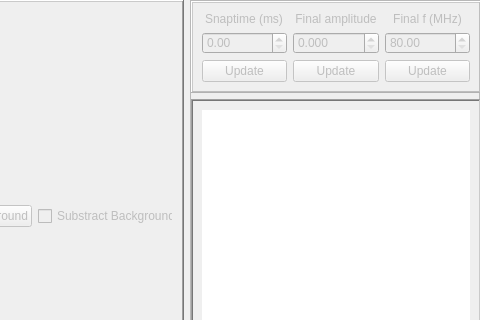
The window that widgets/pgc/gui.ui (JeremyQO/GUI-Experiment) describes before a commit, drawn with Qt 5; both pictures show x 828 to 1308 and y 0 to 320 of the 1308 by 753 pixel window.
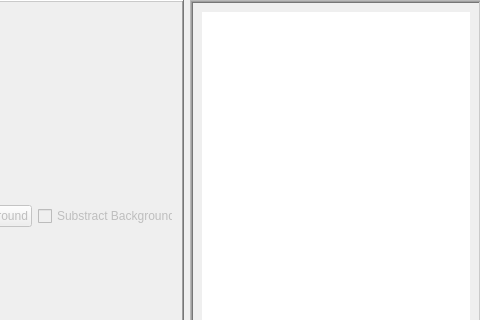
The same window after the commit.

```diff
--- a/widgets/pgc/gui.ui
+++ b/widgets/pgc/gui.ui
@@ -248,142 +248,6 @@
       <property name="bottomMargin">
        <number>0</number>
       </property>
-      <item>
-       <widget class="QFrame" name="frame_5">
-        <property name="enabled">
-         <bool>false</bool>
-        </property>
-        <property name="minimumSize">
-         <size>
-          <width>290</width>
-          <height>92</height>
-         </size>
-        </property>
-        <property name="maximumSize">
-         <size>
-          <width>290</width>
-          <height>92</height>
-         </size>
-        </property>
-        <property name="accessibleName">
-         <string/>
-        </property>
-        <property name="frameShape">
-         <enum>QFrame::WinPanel</enum>
-        </property>
-        <property name="frameShadow">
-         <enum>QFrame::Raised</enum>
-        </property>
-        <layout class="QGridLayout" name="gridLayout_4">
-         <property name="rightMargin">
-          <number>9</number>
-         </property>
-         <item row="0" column="0">
-          <layout class="QGridLayout" name="gridLayout_6">
-           <property name="sizeConstraint">
-            <enum>QLayout::SetDefaultConstraint</enum>
-           </property>
-           <item row="1" column="2">
-            <widget class="QDoubleSpinBox" name="doubleSpinBox_df">
-             <property name="toolTip">
-              <string>Final frequency in MHz</string>
-             </property>
-             <property name="minimum">
-              <double>80.000000000000000</double>
-             </property>
-             <property name="maximum">
-              <double>130.000000000000000</double>
-             </property>
-            </widget>
-           </item>
-           <item row="0" column="0" alignment="Qt::AlignHCenter">
-            <widget class="QLabel" name="label_snaptime">
-             <property name="text">
-              <string>Snaptime (ms)</string>
-             </property>
-             <property name="alignment">
-              <set>Qt::AlignCenter</set>
-             </property>
-            </widget>
-           </item>
-           <item row="1" column="1">
-            <widget class="QDoubleSpinBox" name="doubleSpinBox_dA">
-             <property name="toolTip">
-              <string>Final amplitude in percentage of initial amplitude</string>
-             </property>
-             <property name="decimals">
-              <number>3</number>
-             </property>
-             <property name="maximum">
-              <double>1.000000000000000</double>
-             </property>
-             <property name="singleStep">
-              <double>0.100000000000000</double>
-             </property>
-            </widget>
-           </item>
-           <item row="2" column="2">
-            <widget class="QPushButton" name="pushButton_update_df">
-             <property name="text">
-              <string>Update</string>
-             </property>
-            </widget>
-           </item>
-           <item row="2" column="1">
-            <widget class="QPushButton" name="pushButton_update_dA">
-             <property name="text">
-              <string>Update</string>
-             </property>
-            </widget>
-           </item>
-           <item row="2" column="0">
-            <widget class="QPushButton" name="pushButton_updateSnapTime">
-             <property name="text">
-              <string>Update</string>
-             </property>
-            </widget>
-           </item>
-           <item row="0" column="1">
-            <widget class="QLabel" name="label_famplitude">
-             <property name="text">
-              <string>Final amplitude</string>
-             </property>
-             <property name="alignment">
-              <set>Qt::AlignCenter</set>
-             </property>
-            </widget>
-           </item>
-           <item row="1" column="0">
-            <widget class="QDoubleSpinBox" name="doubleSpinBox_Snap">
-             <property name="toolTip">
-              <string>Delay between end of PGC and flash</string>
-             </property>
-             <property name="accelerated">
-              <bool>true</bool>
-             </property>
-             <property name="maximum">
-              <double>30.000000000000000</double>
-             </property>
-             <property name="singleStep">
-              <double>0.500000000000000</double>
-             </property>
-            </widget>
-           </item>
-           <item row="0" column="2">
-            <widget class="QLabel" name="label_df">
-             <property name="text">
-              <string>Final f (MHz)</string>
-             </property>
-             <property name="alignment">
-              <set>Qt::AlignCenter</set>
-             </property>
-            </widget>
-           </item>
-          </layout>
-         </item>
-        </layout>
-       </widget>
-      </item>
       <item>
        <widget class="QFrame" name="frame_6">
         <property name="minimumSize">
```
